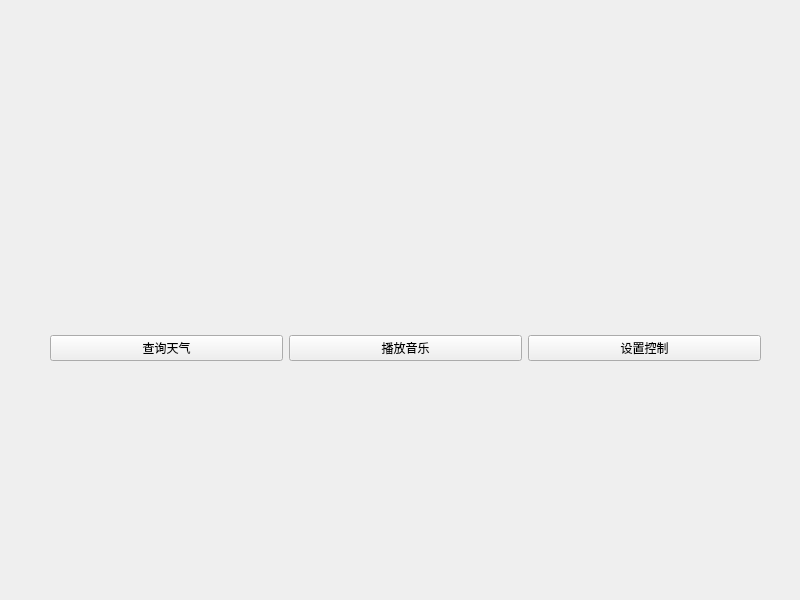
Before: the Qt Designer form widget.ui in falsebird/homeManager, drawn with Qt 5.
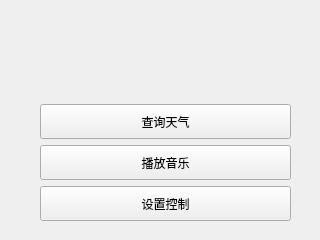
After: the same form once the commit is applied. Custom widgets are drawn as their Qt base class.

```diff
--- a/widget.ui
+++ b/widget.ui
@@ -6,8 +6,8 @@
    <rect>
     <x>0</x>
     <y>0</y>
-    <width>800</width>
-    <height>600</height>
+    <width>320</width>
+    <height>240</height>
    </rect>
   </property>
   <property name="windowTitle">
@@ -16,10 +16,10 @@
   <widget class="QWidget" name="verticalLayoutWidget">
    <property name="geometry">
     <rect>
-     <x>40</x>
+     <x>30</x>
      <y>10</y>
-     <width>731</width>
-     <height>361</height>
+     <width>271</width>
+     <height>221</height>
     </rect>
    </property>
    <layout class="QVBoxLayout" name="verticalLayout">
@@ -39,22 +39,13 @@
      <widget class="Titlebar" name="titlebar" native="true"/>
     </item>
     <item>
-     <spacer name="verticalSpacer">
-      <property name="orientation">
-       <enum>Qt::Vertical</enum>
-      </property>
-      <property name="sizeHint" stdset="0">
-       <size>
-        <width>20</width>
-        <height>40</height>
-       </size>
-      </property>
-     </spacer>
-    </item>
-    <item>
-     <layout class="QHBoxLayout" name="horizontalLayout">
-      <item>
        <widget class="QPushButton" name="weatherRequest_Btn">
+      <property name="minimumSize">
+       <size>
+        <width>0</width>
+        <height>35</height>
+       </size>
+      </property>
         <property name="text">
          <string>查询天气</string>
         </property>
@@ -62,6 +53,12 @@
       </item>
       <item>
        <widget class="QPushButton" name="music_Btn">
+      <property name="minimumSize">
+       <size>
+        <width>0</width>
+        <height>35</height>
+       </size>
+      </property>
         <property name="text">
          <string>播放音乐</string>
         </property>
@@ -69,14 +66,18 @@
       </item>
       <item>
        <widget class="QPushButton" name="control_Btn">
+      <property name="minimumSize">
+       <size>
+        <width>0</width>
+        <height>35</height>
+       </size>
+      </property>
         <property name="text">
          <string>设置控制</string>
         </property>
        </widget>
       </item>
      </layout>
-    </item>
-   </layout>
   </widget>
  </widget>
  <customwidgets>
```
Left out of the diff: 2 changed lines with no effect on the pictures. Lines whose indentation alone changed are shown as unchanged.
